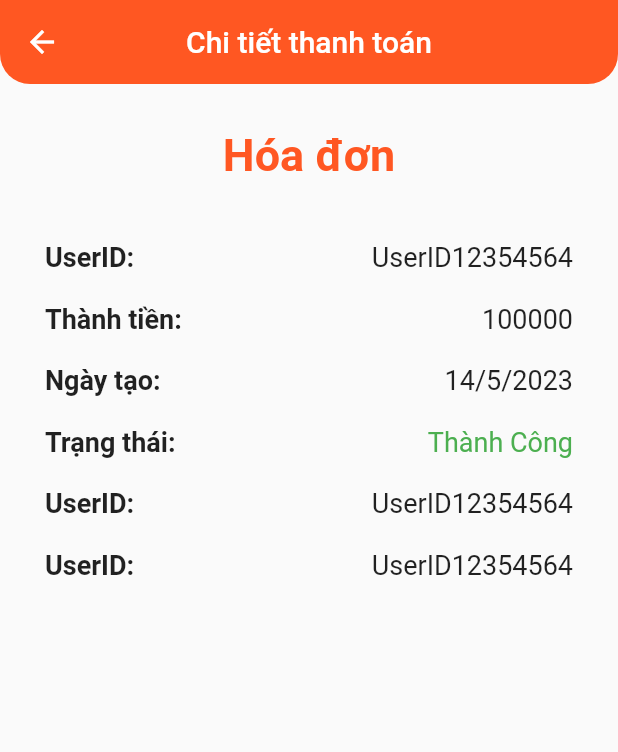
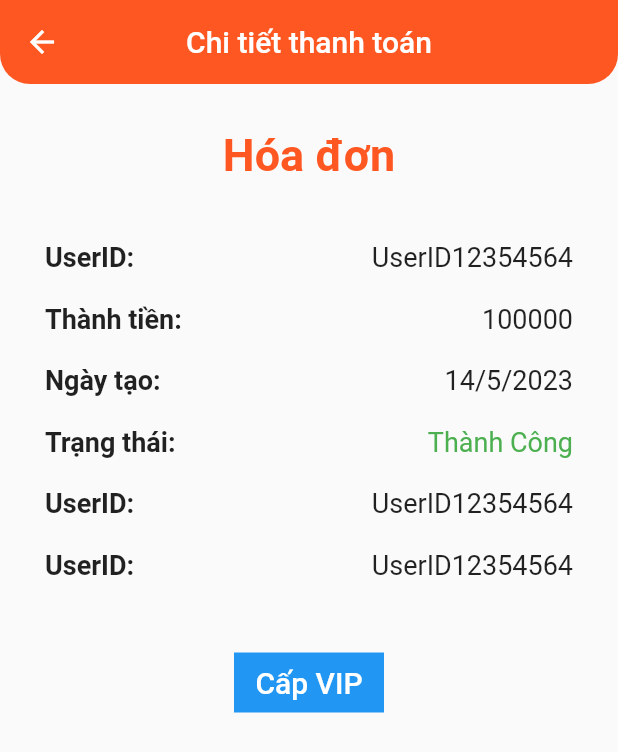
Before and after one commit to anhbang369/KitchenZFinal, a Flutter app: the DetailHistory screen opened directly, on a phone screen of 412 x 824 dp. Shown: the top 752 px of the screen. Run offline on Flutter 3.47's test engine with Material 2 defaults, Android fonts, the phone set to English and light mode, and no system bars; our stand-ins replace carousel_slider, equatable, firebase_auth, firebase_core, firebase_storage, flutter_image_compress and 5 more; missing offline and left inert: flutter_stripe, momo_vn; accounts and stored records are empty; network calls fail.

Commit message:
add button cap vip admin

```diff
--- a/lib/pages/detail_history.dart
+++ b/lib/pages/detail_history.dart
@@ -90,6 +90,18 @@ class _DetailHistoryState extends State<DetailHistory> {
               ],
             ),
           ),
+          SizedBox(height: 30,),//chỉ admin với hiện Button Cấp vip, còn user chỉ xem detail thôi
+          TextButton(
+              onPressed: ()=>{
+
+              },
+              child: Container(
+                color: Colors.blue,
+                  width: 100,
+                  height: 40,
+                  child: Center(child: Text('Cấp VIP', style: TextStyle(fontSize: 20,color: Colors.white),)),
+              ),
+          )
         ],
       ),
     );
```
